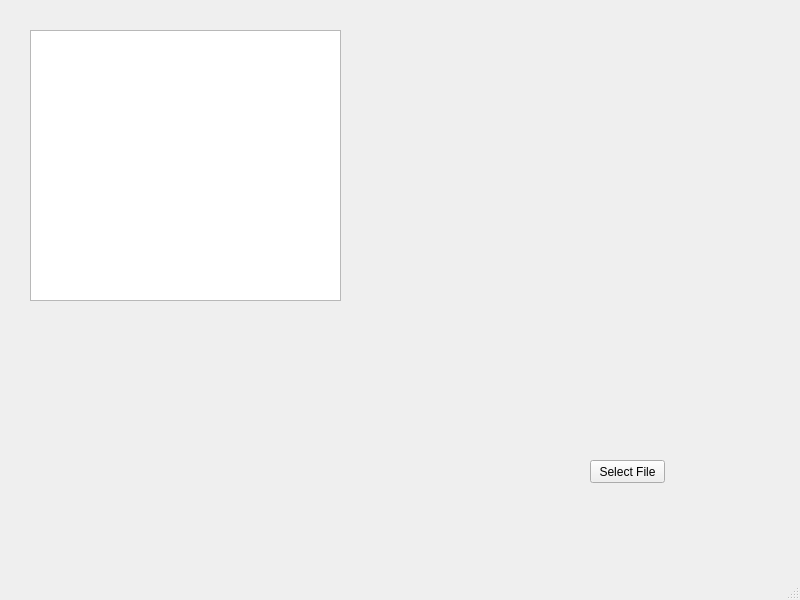
Old version of the form GUI/main.ui in the repository TheNamesAlex/08_Dynamic-Mechanical-Analysis.
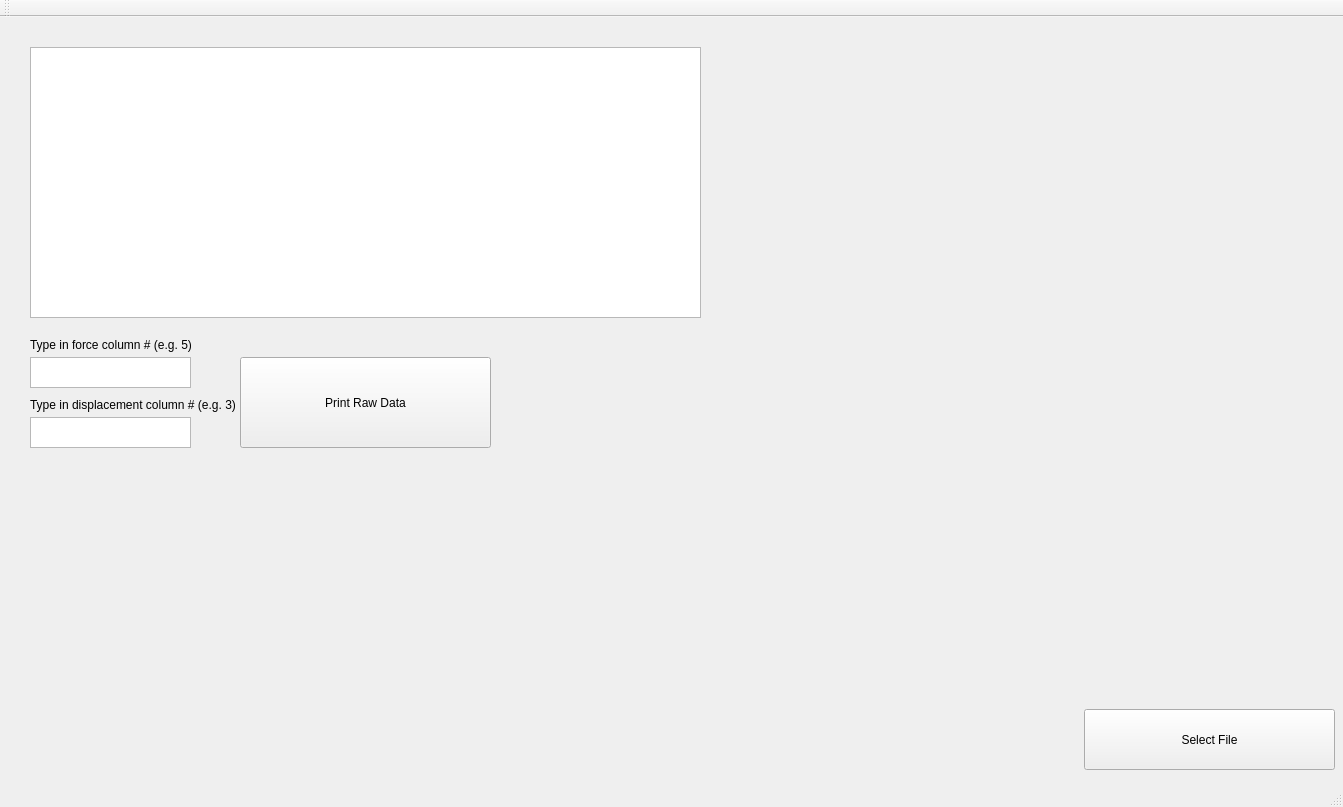
New version of the form. Custom widgets are drawn as their Qt base class.

```diff
--- a/GUI/main.ui
+++ b/GUI/main.ui
@@ -6,8 +6,8 @@
    <rect>
     <x>0</x>
     <y>0</y>
-    <width>800</width>
-    <height>600</height>
+    <width>1343</width>
+    <height>807</height>
    </rect>
   </property>
   <property name="windowTitle">
@@ -17,9 +17,9 @@
    <widget class="PlotWidget" name="graphWidget" native="true">
     <property name="geometry">
      <rect>
-      <x>360</x>
+      <x>720</x>
       <y>30</y>
-      <width>311</width>
+      <width>591</width>
       <height>271</height>
      </rect>
     </property>
@@ -33,10 +33,10 @@
    <widget class="QPushButton" name="selectData">
     <property name="geometry">
      <rect>
-      <x>590</x>
-      <y>460</y>
-      <width>75</width>
-      <height>23</height>
+      <x>1084</x>
+      <y>692</y>
+      <width>251</width>
+      <height>61</height>
      </rect>
     </property>
     <property name="text">
@@ -48,9 +48,83 @@
      <rect>
       <x>30</x>
       <y>30</y>
-      <width>311</width>
+      <width>671</width>
       <height>271</height>
      </rect>
+    </property>
+    <property name="sizePolicy">
+     <sizepolicy hsizetype="Preferred" vsizetype="Preferred">
+      <horstretch>0</horstretch>
+      <verstretch>0</verstretch>
+     </sizepolicy>
+    </property>
+    <property name="midLineWidth">
+     <number>1</number>
+    </property>
+    <property name="horizontalScrollBarPolicy">
+     <enum>Qt::ScrollBarAsNeeded</enum>
+    </property>
+    <property name="sizeAdjustPolicy">
+     <enum>QAbstractScrollArea::AdjustIgnored</enum>
+    </property>
+   </widget>
+   <widget class="QTextEdit" name="forceColumn">
+    <property name="geometry">
+     <rect>
+      <x>30</x>
+      <y>340</y>
+      <width>161</width>
+      <height>31</height>
+     </rect>
+    </property>
+   </widget>
+   <widget class="QTextEdit" name="displacementColumn">
+    <property name="geometry">
+     <rect>
+      <x>30</x>
+      <y>400</y>
+      <width>161</width>
+      <height>31</height>
+     </rect>
+    </property>
+   </widget>
+   <widget class="QLabel" name="label">
+    <property name="geometry">
+     <rect>
+      <x>30</x>
+      <y>320</y>
+      <width>161</width>
+      <height>16</height>
+     </rect>
+    </property>
+    <property name="text">
+     <string>Type in force column # (e.g. 5)</string>
+    </property>
+   </widget>
+   <widget class="QLabel" name="label_2">
+    <property name="geometry">
+     <rect>
+      <x>30</x>
+      <y>380</y>
+      <width>221</width>
+      <height>16</height>
+     </rect>
+    </property>
+    <property name="text">
+     <string>Type in displacement column # (e.g. 3)</string>
+    </property>
+   </widget>
+   <widget class="QPushButton" name="printRawData">
+    <property name="geometry">
+     <rect>
+      <x>240</x>
+      <y>340</y>
+      <width>251</width>
+      <height>91</height>
+     </rect>
+    </property>
+    <property name="text">
+     <string>Print Raw Data</string>
     </property>
    </widget>
   </widget>
@@ -65,6 +139,17 @@
    </property>
   </widget>
   <widget class="QStatusBar" name="statusbar"/>
+  <widget class="QToolBar" name="toolBar">
+   <property name="windowTitle">
+    <string>toolBar</string>
+   </property>
+   <attribute name="toolBarArea">
+    <enum>TopToolBarArea</enum>
+   </attribute>
+   <attribute name="toolBarBreak">
+    <bool>false</bool>
+   </attribute>
+  </widget>
  </widget>
  <customwidgets>
   <customwidget>
```
Left out of the diff: 2 changed lines with no effect on the pictures.
